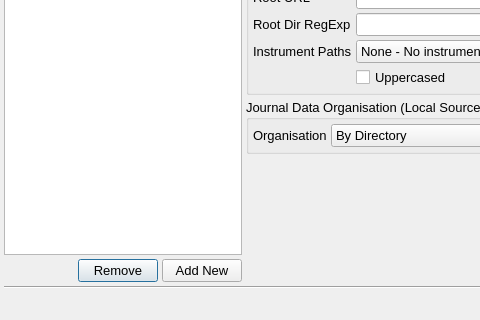
Before: the Qt Designer form frontend/journalSourcesDialog.ui in disorderedmaterials/jv2, drawn with Qt 5; both pictures show x 0 to 480 and y 263 to 583 of the 763 by 583 pixel window.
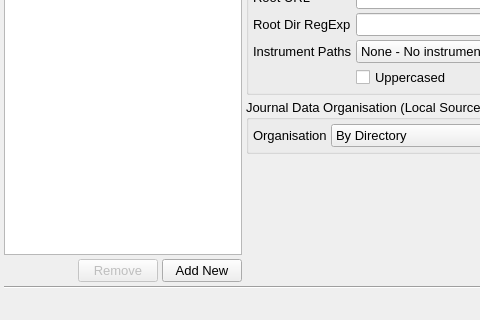
After: the same form once the commit is applied. Icons and pictures are not drawn.

What changed in the file:
```diff
--- a/frontend/journalSourcesDialog.ui
+++ b/frontend/journalSourcesDialog.ui
@@ -74,6 +74,9 @@
          </item>
          <item>
           <widget class="QPushButton" name="RemoveSourceButton">
+           <property name="enabled">
+            <bool>false</bool>
+           </property>
            <property name="text">
             <string>Remove</string>
            </property>
```
